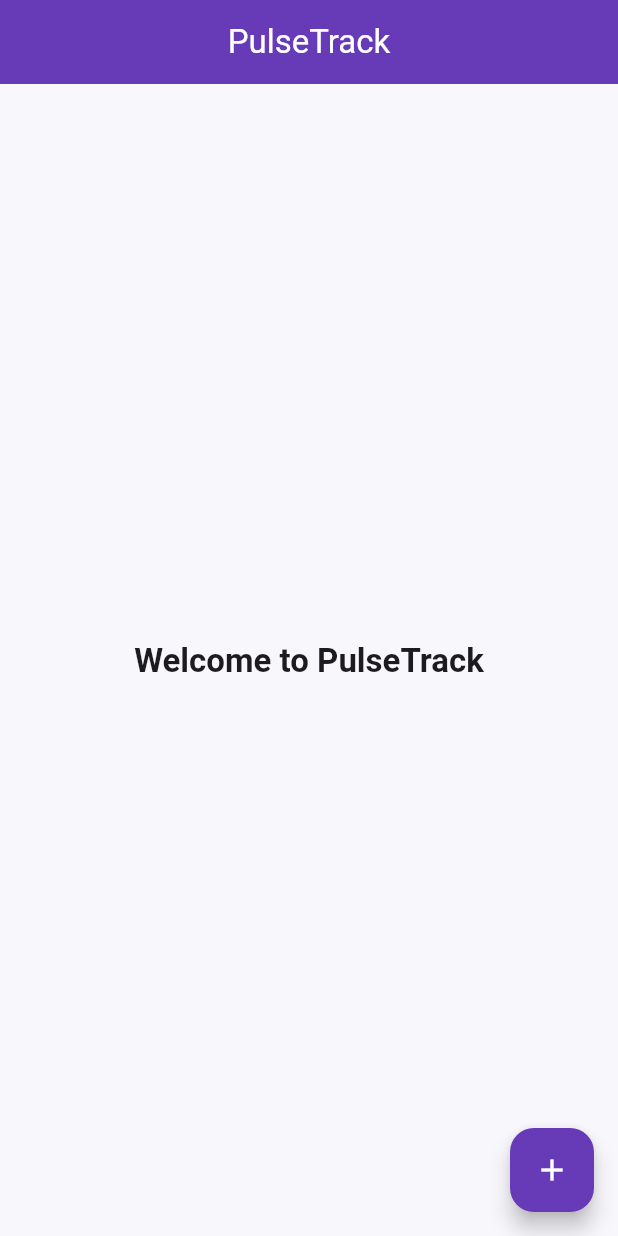
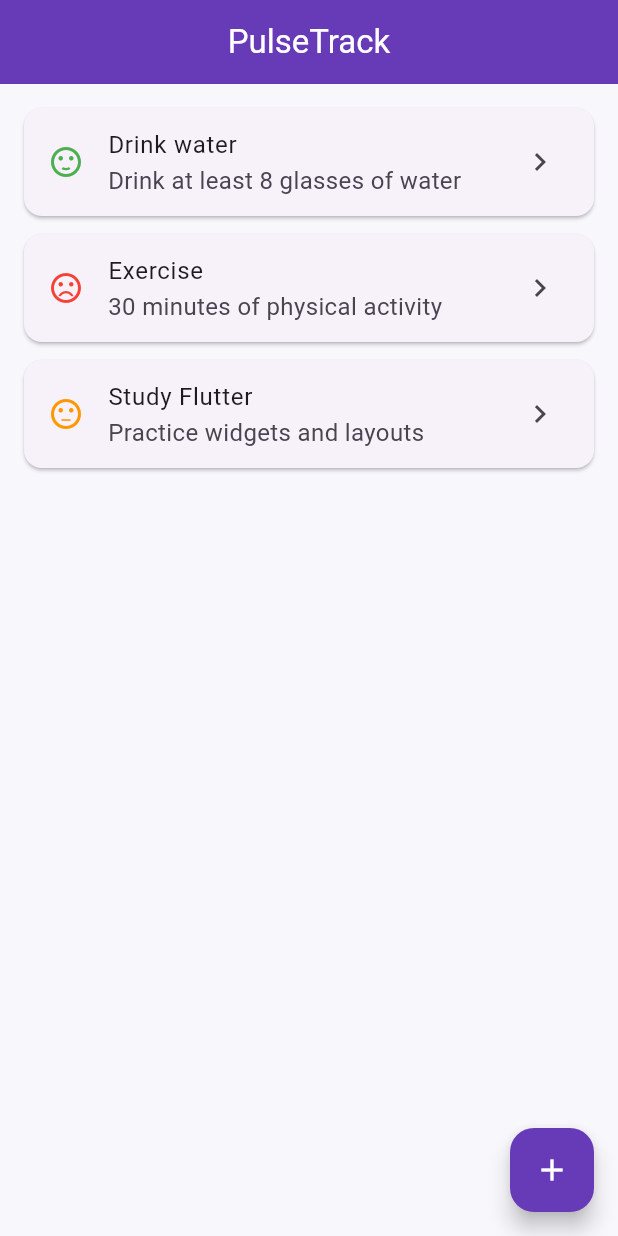
Before and after one commit to Siddhi1432/pulsetrack, a Flutter app: the screen it shows after launch, on a phone screen of 412 x 824 dp. Run offline on Flutter 3.47's test engine with Material 3 defaults, Android fonts, the light colour scheme and no system bars.

Commit message:
Added Habit and Mood models with habit list UI

```diff
--- a/lib/main.dart
+++ b/lib/main.dart
@@ -1,12 +1,14 @@
+//App Entry Point
+
 import 'package:flutter/material.dart';
 import 'screens/home_screen.dart';
 import 'theme/app_theme.dart';
 
-void main(){
-  runApp(const PulseTrackApp());
+void main(){ //starting point
+  runApp(const PulseTrackApp()); // which widget is the root of the app.
 }
 
-class PulseTrackApp extends StatelessWidget{
+class PulseTrackApp extends StatelessWidget{ //does not change
   const PulseTrackApp({super.key});
 
   @override
@@ -14,7 +16,7 @@ class PulseTrackApp extends StatelessWidget{
     return MaterialApp(
       title: "PulseTrack",
       debugShowCheckedModeBanner: false,
-      theme: AppTheme.lightTheme,
+      theme: AppTheme.lightTheme,//centralized theme
       home: const HomeScreen(),
     );
   }
--- /dev/null
+++ b/lib/model/habit.dart
@@ -0,0 +1,23 @@
+//Habit & Mood Model
+
+enum Mood{ //fixed set of moods
+  happy,
+  neutral,
+  stressed,
+  sad,
+}
+
+class Habit {
+  final String title; //immutable
+  final String description;
+  final bool isCompleted; //future habit tracking
+  final Mood mood; //emotional state mapping
+
+  Habit({
+    required this.title,
+    required this.description,
+    this.isCompleted = false,
+    this.mood = Mood.neutral,
+});
+
+}
--- a/lib/screens/home_screen.dart
+++ b/lib/screens/home_screen.dart
@@ -1,27 +1,82 @@
+//Home UI
+
 import 'package:flutter/material.dart';
+import '../model/habit.dart';
 
-class HomeScreen extends StatelessWidget{
+class HomeScreen extends StatefulWidget{
   const HomeScreen({super.key});
 
   @override
+  State<StatefulWidget> createState() => _HomeScreenState();
+
+}
+
+class _HomeScreenState extends State<HomeScreen>{
+  final List<Habit> _habits = [
+    Habit(
+      title: 'Drink water',
+      description: 'Drink at least 8 glasses of water',
+      mood: Mood.happy,
+    ),
+    Habit(
+      title: 'Exercise',
+      description: '30 minutes of physical activity',
+      mood: Mood.stressed,
+    ),
+    Habit(
+      title: 'Study Flutter',
+      description: 'Practice widgets and layouts',
+      mood: Mood.neutral,
+    ),
+  ];
+
+  Icon _getMoodIcon(Mood mood) {
+    switch(mood){
+      case Mood.happy:
+        return const Icon(Icons.sentiment_satisfied,color: Colors.green);
+      case Mood.stressed:
+        return const Icon(Icons.sentiment_very_dissatisfied, color: Colors.red);
+      case Mood.sad:
+        return const Icon(Icons.sentiment_dissatisfied, color: Colors.blueGrey);
+      case Mood.neutral:
+      default:
+        return const Icon(Icons.sentiment_neutral, color: Colors.orange);
+    }
+  }
+
+  @override
   Widget build(BuildContext context) {
+    // TODO: implement build
     return Scaffold(
       appBar: AppBar(
-        title: Text("PulseTrack"),
+        title: const Text("PulseTrack"),
       ),
-      body: Center(
-        child: Text(
-          "Welcome to PulseTrack",
-          style: Theme.of(context).textTheme.headlineMedium,
-        ),
+      body: ListView.builder(
+        padding: const EdgeInsets.all(16),
+        itemCount: _habits.length,
+        itemBuilder: (context,index){
+          final habit = _habits[index];
+
+          return Card(
+            margin: const EdgeInsets.only(bottom: 12),
+            shape: RoundedRectangleBorder(
+              borderRadius: BorderRadius.circular(12),
+            ),
+            child: ListTile(
+              leading: _getMoodIcon(habit.mood),
+              title: Text(habit.title),
+              subtitle: Text(habit.description),
+              trailing: const Icon(Icons.chevron_right),
+            ),
+          );
+        },
       ),
       floatingActionButton: FloatingActionButton(
         onPressed: (){
-          //will add habit/mood later
+          //Add habit in next tasks
         },
         child: const Icon(Icons.add),
       ),
     );
   }
-
 }
--- a/lib/theme/app_theme.dart
+++ b/lib/theme/app_theme.dart
@@ -1,3 +1,5 @@
+//Centralized Theme System
+
 import 'package:flutter/material.dart';
 
 class AppTheme {
```
